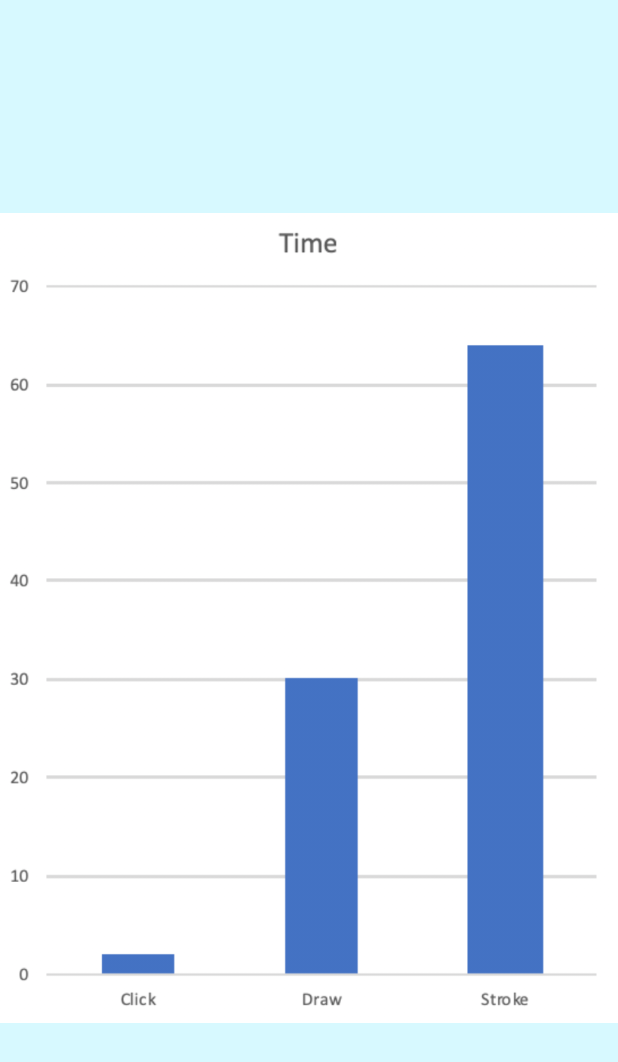
After one commit to leo123qw/HCICoursework, an Android app: the graph screen opened directly, with no data from a screen before it, on a phone screen of 412 x 824 dp. The commit adds this screen. Shown: the top 1062 px of the screen. Run offline under Robolectric (Android 15) with nearby library versions, the phone set to English and light mode, and no system bars.

Commit message:
add graph

```diff
--- /dev/null
+++ b/MobileApp/HCIC/app/src/main/java/com/example/macbookpro/hcic/graph.java
@@ -0,0 +1,15 @@
+package com.example.macbookpro.hcic;
+
+import android.os.Bundle;
+import android.support.v7.app.AppCompatActivity;
+
+public class graph extends AppCompatActivity {
+
+    @Override
+    protected void onCreate(Bundle savedInstanceState) {
+        super.onCreate(savedInstanceState);
+        setContentView(R.layout.activity_graph);
+
+    }
+
+}
--- a/MobileApp/HCIC/app/src/main/res/layout/activity_draw.xml
+++ b/MobileApp/HCIC/app/src/main/res/layout/activity_draw.xml
@@ -49,6 +49,6 @@
         app:layout_constraintStart_toStartOf="parent"
         app:layout_constraintTop_toTopOf="parent"
         app:layout_constraintVertical_bias="1.0"
-        app:srcCompat="@drawable/uploadimage" />
+         />
 
 </android.support.constraint.ConstraintLayout>
--- /dev/null
+++ b/MobileApp/HCIC/app/src/main/res/layout/activity_graph.xml
@@ -0,0 +1,11 @@
+<?xml version="1.0" encoding="utf-8"?>
+<android.support.design.widget.CoordinatorLayout xmlns:android="http://schemas.android.com/apk/res/android"
+    xmlns:app="http://schemas.android.com/apk/res-auto"
+    xmlns:tools="http://schemas.android.com/tools"
+    android:layout_width="match_parent"
+    android:layout_height="match_parent"
+    tools:context=".graph">
+
+    <include layout="@layout/content_graph" />
+
+</android.support.design.widget.CoordinatorLayout>
--- /dev/null
+++ b/MobileApp/HCIC/app/src/main/res/layout/content_graph.xml
@@ -0,0 +1,22 @@
+<?xml version="1.0" encoding="utf-8"?>
+<android.support.constraint.ConstraintLayout xmlns:android="http://schemas.android.com/apk/res/android"
+    xmlns:app="http://schemas.android.com/apk/res-auto"
+    xmlns:tools="http://schemas.android.com/tools"
+    android:layout_width="match_parent"
+    android:layout_height="match_parent"
+    app:layout_behavior="@string/appbar_scrolling_view_behavior"
+    tools:context=".graph"
+    tools:showIn="@layout/activity_graph"
+    android:background="#D7F9FF">
+
+    <ImageView
+        android:id="@+id/graph"
+        android:layout_width="match_parent"
+        android:layout_height="match_parent"
+        android:scaleType="fitCenter"
+        app:layout_constraintBottom_toBottomOf="parent"
+        app:layout_constraintEnd_toEndOf="parent"
+        app:layout_constraintStart_toStartOf="parent"
+        app:layout_constraintTop_toTopOf="parent"
+        app:srcCompat="@drawable/graphfull" />
+</android.support.constraint.ConstraintLayout>
--- a/MobileApp/HCIC/app/src/main/res/values/strings.xml
+++ b/MobileApp/HCIC/app/src/main/res/values/strings.xml
@@ -3,4 +3,5 @@
     <string name="title_activity_draw">draw</string>
     <string name="title_activity_click">click</string>
     <string name="title_activity_calender">calender</string>
+    <string name="title_activity_graph">graph</string>
 </resources>
--- a/MobileApp/HCIC/app/src/main/res/values/styles.xml
+++ b/MobileApp/HCIC/app/src/main/res/values/styles.xml
@@ -17,4 +17,8 @@
 
     <style name="AppTheme.PopupOverlay" parent="ThemeOverlay.AppCompat.Light" />
 
+    <style name="AppTheme.NoActionBar.AppBarOverlay" parent="ThemeOverlay.AppCompat.Dark.ActionBar" />
+
+    <style name="AppTheme.NoActionBar.PopupOverlay" parent="ThemeOverlay.AppCompat.Light" />
+
 </resources>
```
Also changed, not shown: MobileApp/HCIC/app/src/main/AndroidManifest.xml (+9 -8 lines), MobileApp/HCIC/app/src/main/java/com/example/macbookpro/hcic/MainActivity.java (+10 -0 lines), MobileApp/HCIC/app/src/main/res/layout/activity_calender.xml (+8 -55 lines), MobileApp/HCIC/app/src/main/res/drawable/calendar.png (added), MobileApp/HCIC/app/src/main/res/drawable/graph.png (added), MobileApp/HCIC/app/src/main/res/drawable/graphfull.png (added), MobileApp/HCIC/app/src/main/res/drawable/nov.png (deleted), MobileApp/HCIC/app/src/main/res/drawable/resume_icon.png, MobileApp/HCIC/app/src/main/res/mipmap-hdpi/graph.png (added), MobileApp/HCIC/app/src/main/res/mipmap-mdpi/graph.png (added), MobileApp/HCIC/app/src/main/res/mipmap-xhdpi/graph.png (added), MobileApp/HCIC/app/src/main/res/mipmap-xxhdpi/graph.png (added), MobileApp/HCIC/app/src/main/res/mipmap-xxxhdpi/graph.png (added).
